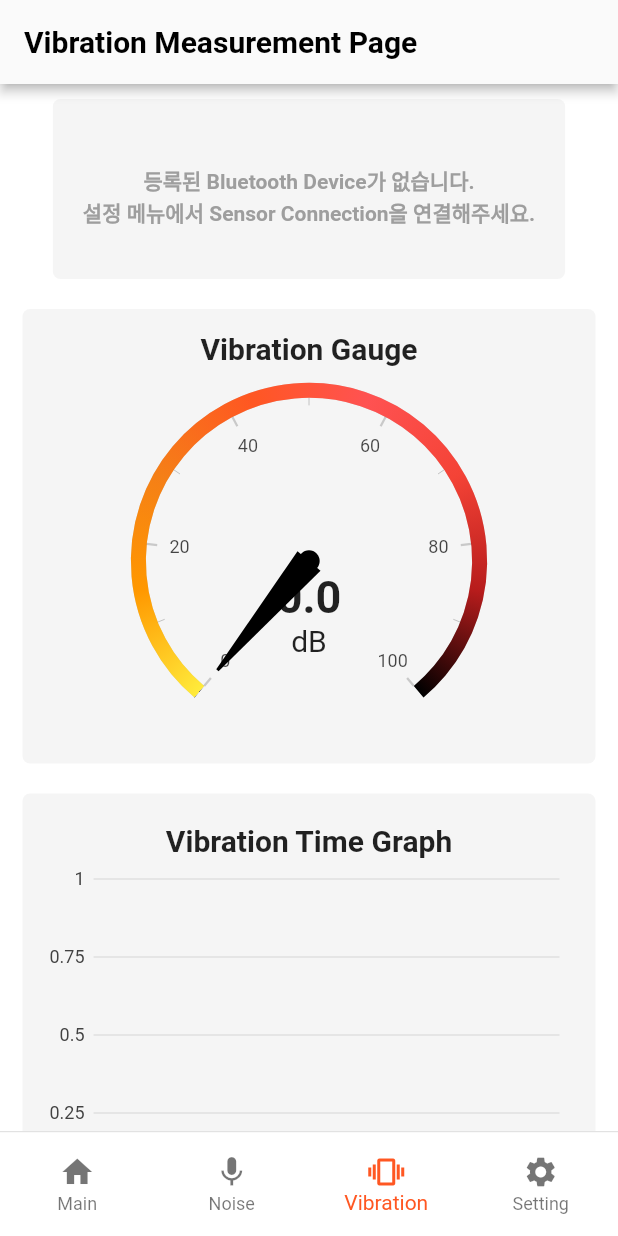
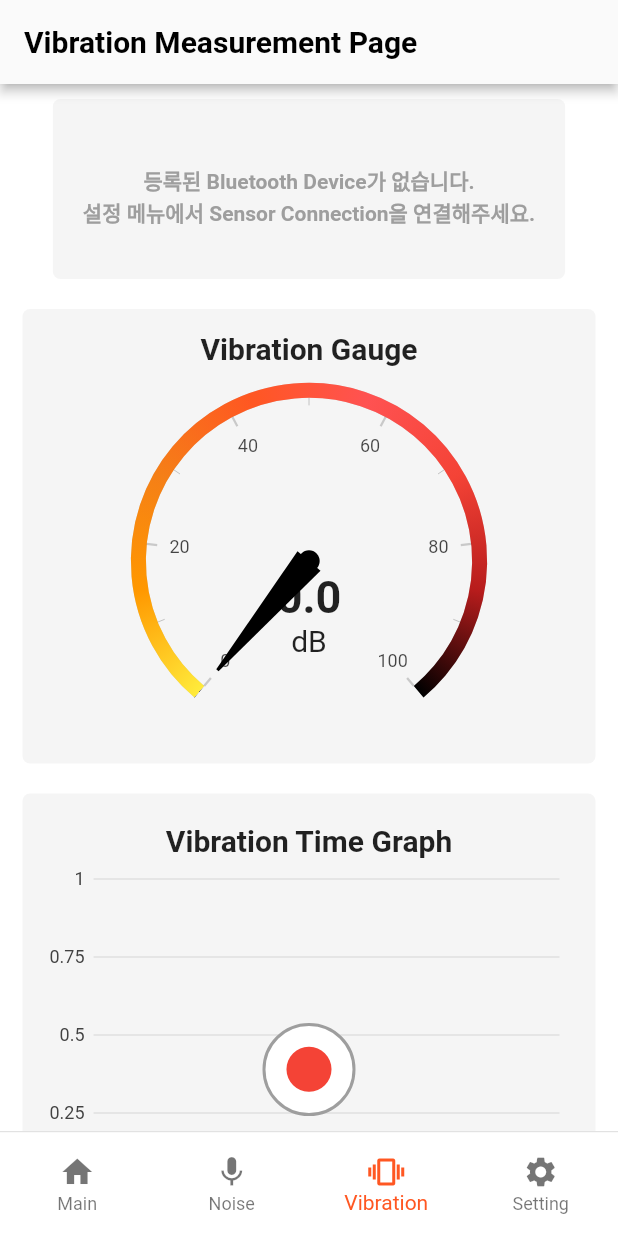
Before and after one commit to jhkim0122/NVMA, a Flutter app: the screen it shows after launch, swiped to page 3, on a phone screen of 412 x 824 dp. Run offline on Flutter 3.47's test engine with Material 2 defaults, Android fonts, the phone set to English and light mode, and no system bars; drawn by our look-alikes of syncfusion_flutter_gauges; our stand-ins replace bot_toast, charts_flutter, flutter_bluetooth_serial, permission_handler; missing offline and left inert: mic_stream, smart_signal_processing.

Commit message:
[chore] Added logging button

```diff
--- a/lib/pages/MainPage.dart
+++ b/lib/pages/MainPage.dart
@@ -38,6 +38,8 @@ class _MainPageState extends State<MainPage> {
 
   var _pageViewList = [];
   final PageController _pageController = PageController(initialPage: 0);
+
+  bool _logging = false;
 
   @override
   initState() {
@@ -83,6 +85,24 @@ class _MainPageState extends State<MainPage> {
           },
           itemCount: _pageViewList.length,
       ),
+      floatingActionButtonLocation: FloatingActionButtonLocation.centerDocked,
+      floatingActionButton: (selectedIndex == _noiseIndex || selectedIndex == _vibIndex) ?
+          Container(
+            decoration: BoxDecoration(
+              color: Colors.white,
+              borderRadius: BorderRadius.circular(50),
+              border: Border.all(color: Colors.grey, width:2)
+            ),
+            padding: const EdgeInsets.all(5),
+            margin: const EdgeInsets.only(bottom:80),
+            child: IconButton(
+                icon: Icon(_logging?Icons.stop:Icons.fiber_manual_record, size:45, color: Colors.red),
+                onPressed:(){
+                  _logging = !_logging;
+                  setState(() {});
+                },
+                padding:EdgeInsets.zero)
+          ) : null,
       bottomNavigationBar: NVMABottomNavigationBar(_setPageIndex, selectedIndex),
     );
   }
```
